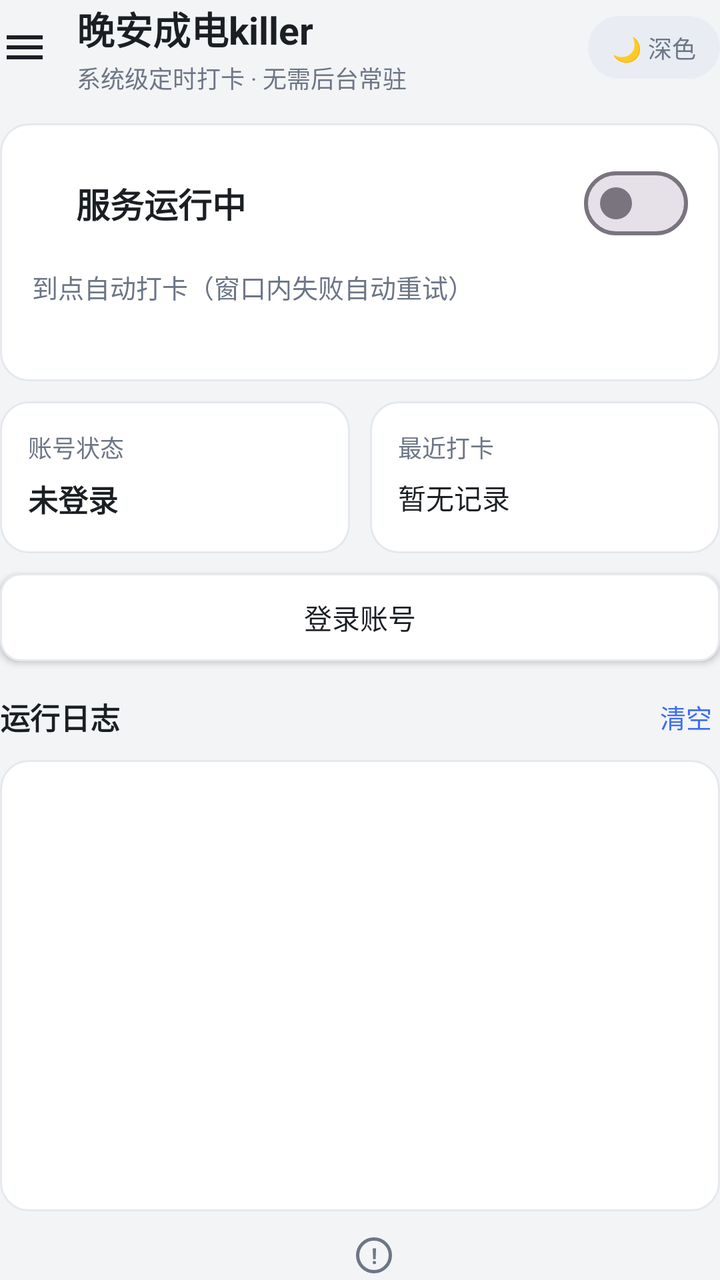
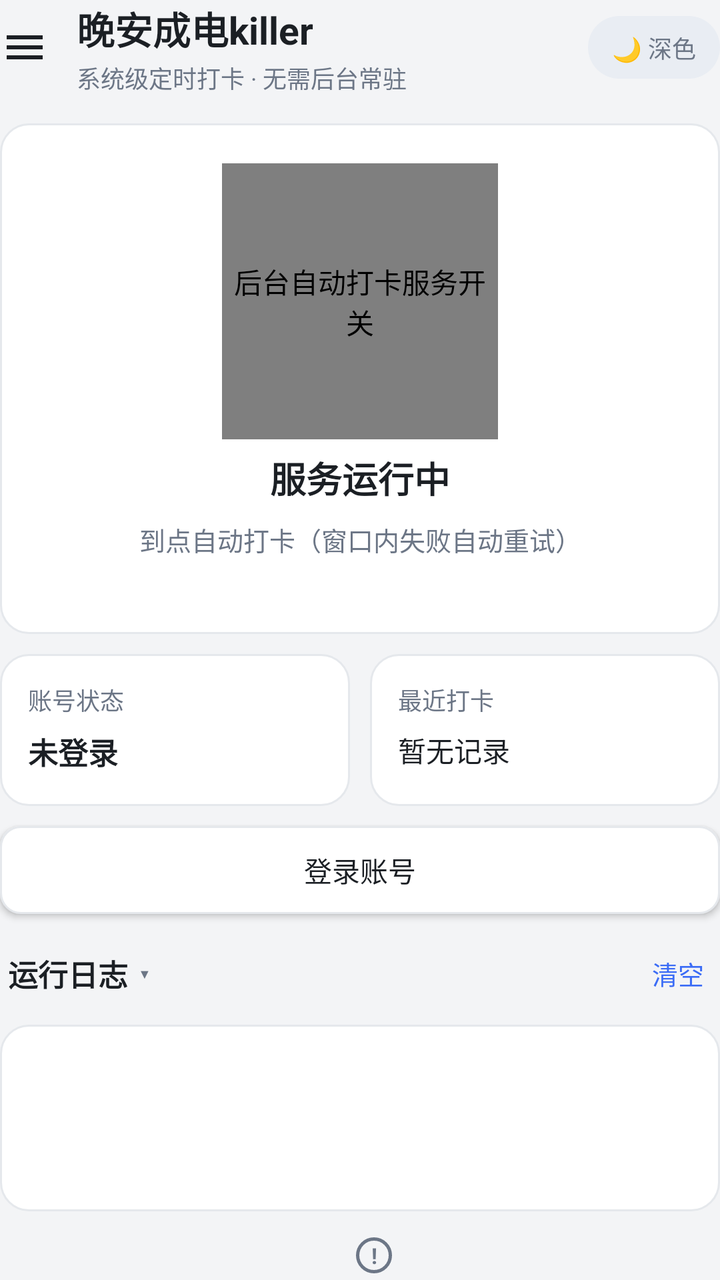

An Android layout rendered at two revisions. The XML below is the earlier revision; the diff shows what the commit changed to produce the second picture.
<!-- AndroidManifest.xml: application theme Theme.GNCheckin -->
<!-- res/layout/activity_main.xml -->
<?xml version="1.0" encoding="utf-8"?>
<androidx.drawerlayout.widget.DrawerLayout xmlns:android="http://schemas.android.com/apk/res/android"
    android:id="@+id/drawerLayout"
    android:layout_width="match_parent"
    android:layout_height="match_parent">

    
    <LinearLayout
        android:id="@+id/mainContent"
        android:layout_width="match_parent"
        android:layout_height="match_parent"
        android:animateLayoutChanges="true"
        android:background="@color/bg"
        android:orientation="vertical">

        
        <LinearLayout
            android:layout_width="match_parent"
            android:layout_height="wrap_content"
            android:gravity="center_vertical"
            android:orientation="horizontal">

            <ImageView
                android:id="@+id/btnMenu"
                android:layout_width="40dp"
                android:layout_height="40dp"
                android:layout_marginStart="-8dp"
                android:background="?attr/selectableItemBackgroundBorderless"
                android:contentDescription="@string/menu_cd"
                android:padding="8dp"
                android:src="@drawable/ic_menu" />

            <LinearLayout
                android:layout_width="0dp"
                android:layout_height="wrap_content"
                android:layout_marginStart="6dp"
                android:layout_weight="1"
                android:orientation="vertical">

                <TextView
                    android:layout_width="wrap_content"
                    android:layout_height="wrap_content"
                    android:text="@string/app_name"
                    android:textColor="@color/text_primary"
                    android:textSize="19sp"
                    android:textStyle="bold" />

                <TextView
                    android:layout_width="wrap_content"
                    android:layout_height="wrap_content"
                    android:layout_marginTop="2dp"
                    android:text="@string/dashboard_subtitle"
                    android:textColor="@color/text_secondary"
                    android:textSize="12sp" />
            </LinearLayout>

            <TextView
                android:id="@+id/btnTheme"
                android:layout_width="wrap_content"
                android:layout_height="wrap_content"
                android:background="@drawable/bg_pill"
                android:paddingStart="12dp"
                android:paddingTop="7dp"
                android:paddingEnd="12dp"
                android:paddingBottom="7dp"
                android:text="@string/theme_dark"
                android:textColor="@color/text_secondary"
                android:textSize="12sp" />
        </LinearLayout>

    
    <LinearLayout
        android:layout_width="match_parent"
        android:layout_height="wrap_content"
        android:layout_marginTop="14dp"
        android:background="@drawable/bg_card"
        android:orientation="vertical"
        android:padding="16dp">

        <LinearLayout
            android:layout_width="match_parent"
            android:layout_height="wrap_content"
            android:gravity="center_vertical"
            android:orientation="horizontal">

            <View
                android:id="@+id/dotStatus"
                android:layout_width="12dp"
                android:layout_height="12dp" />

            <TextView
                android:id="@+id/tvServiceTitle"
                android:layout_width="0dp"
                android:layout_height="wrap_content"
                android:layout_marginStart="10dp"
                android:layout_weight="1"
                android:text="@string/service_on_title"
                android:textColor="@color/text_primary"
                android:textSize="17sp"
                android:textStyle="bold" />

            <ProgressBar
                android:id="@+id/progressBusy"
                style="?android:attr/progressBarStyleSmall"
                android:layout_width="wrap_content"
                android:layout_height="wrap_content"
                android:layout_marginEnd="12dp"
                android:indeterminateTint="@color/accent"
                android:visibility="gone" />

            <com.google.android.material.materialswitch.MaterialSwitch
                android:id="@+id/switchService"
                android:layout_width="wrap_content"
                android:layout_height="wrap_content" />
        </LinearLayout>

        <TextView
            android:id="@+id/tvServiceSub"
            android:layout_width="match_parent"
            android:layout_height="wrap_content"
            android:layout_marginTop="8dp"
            android:text="@string/service_on_sub"
            android:textColor="@color/text_secondary"
            android:textSize="13sp" />

        <TextView
            android:id="@+id/tvNext"
            android:layout_width="match_parent"
            android:layout_height="wrap_content"
            android:layout_marginTop="4dp"
            android:textColor="@color/text_secondary"
            android:textSize="13sp" />
    </LinearLayout>

    
    <LinearLayout
        android:layout_width="match_parent"
        android:layout_height="wrap_content"
        android:layout_marginTop="10dp"
        android:orientation="horizontal">

        <LinearLayout
            android:id="@+id/cardAccount"
            android:layout_width="0dp"
            android:layout_height="match_parent"
            android:layout_weight="1"
            android:background="@drawable/bg_card"
            android:clickable="true"
            android:focusable="true"
            android:foreground="?attr/selectableItemBackground"
            android:minHeight="76dp"
            android:orientation="vertical"
            android:padding="14dp">

            <TextView
                android:layout_width="wrap_content"
                android:layout_height="wrap_content"
                android:text="@string/account_label"
                android:textColor="@color/text_secondary"
                android:textSize="12sp" />

            <TextView
                android:id="@+id/tvAccount"
                android:layout_width="wrap_content"
                android:layout_height="wrap_content"
                android:layout_marginTop="6dp"
                android:text="@string/not_logged"
                android:textColor="@color/text_primary"
                android:textSize="15sp"
                android:textStyle="bold" />
        </LinearLayout>

        <LinearLayout
            android:layout_width="0dp"
            android:layout_height="match_parent"
            android:layout_marginStart="10dp"
            android:layout_weight="1"
            android:background="@drawable/bg_card"
            android:minHeight="76dp"
            android:orientation="vertical"
            android:padding="14dp">

            <TextView
                android:layout_width="wrap_content"
                android:layout_height="wrap_content"
                android:text="@string/last_label"
                android:textColor="@color/text_secondary"
                android:textSize="12sp" />

            <TextView
                android:id="@+id/tvLast"
                android:layout_width="match_parent"
                android:layout_height="wrap_content"
                android:layout_marginTop="6dp"
                android:ellipsize="end"
                android:maxLines="2"
                android:text="@string/no_record"
                android:textColor="@color/text_primary"
                android:textSize="14sp" />
        </LinearLayout>
    </LinearLayout>

    

    
    <androidx.appcompat.widget.AppCompatButton
        android:id="@+id/btnLogin"
        android:layout_width="match_parent"
        android:layout_height="wrap_content"
        android:layout_marginTop="10dp"
        android:background="@drawable/bg_btn_secondary"
        android:elevation="0dp"
        android:minHeight="44dp"
        android:minWidth="0dp"
        android:text="@string/btn_login_text"
        android:textColor="@color/text_primary"
        android:textSize="14sp" />

    

    
    <LinearLayout
        android:layout_width="match_parent"
        android:layout_height="wrap_content"
        android:layout_marginTop="14dp"
        android:gravity="center_vertical"
        android:orientation="horizontal">

        <TextView
            android:layout_width="0dp"
            android:layout_height="wrap_content"
            android:layout_weight="1"
            android:text="@string/log_section"
            android:textColor="@color/text_primary"
            android:textSize="15sp"
            android:textStyle="bold" />

        <TextView
            android:id="@+id/btnClearLog"
            android:layout_width="wrap_content"
            android:layout_height="wrap_content"
            android:padding="4dp"
            android:text="@string/log_clear"
            android:textColor="@color/accent"
            android:textSize="13sp" />
    </LinearLayout>

    <LinearLayout
        android:layout_width="match_parent"
        android:layout_height="0dp"
        android:layout_marginTop="8dp"
        android:layout_weight="1"
        android:background="@drawable/bg_card"
        android:orientation="vertical"
        android:padding="12dp">

        <ScrollView
            android:id="@+id/scrollConsole"
            android:layout_width="match_parent"
            android:layout_height="0dp"
            android:layout_weight="1"
            android:scrollbars="vertical">

            <TextView
                android:id="@+id/tvConsole"
                android:layout_width="match_parent"
                android:layout_height="wrap_content"
                android:lineSpacingExtra="4dp"
                android:textColor="@color/console_text"
                android:textIsSelectable="true"
                android:textSize="12sp" />
        </ScrollView>
    </LinearLayout>

    
    <LinearLayout
        android:layout_width="match_parent"
        android:layout_height="wrap_content"
        android:layout_marginTop="10dp"
        android:gravity="center"
        android:orientation="horizontal">

        <TextView
            android:id="@+id/tvVersion"
            android:layout_width="wrap_content"
            android:layout_height="wrap_content"
            android:padding="4dp"
            android:textColor="@color/text_secondary"
            android:textSize="12sp" />

        <TextView
            android:id="@+id/btnAbout"
            android:layout_width="18dp"
            android:layout_height="18dp"
            android:layout_marginStart="6dp"
            android:background="@drawable/bg_icon_circle"
            android:contentDescription="@string/about_cd"
            android:foreground="?attr/selectableItemBackgroundBorderless"
            android:gravity="center"
            android:text="!"
            android:textColor="@color/text_secondary"
            android:textSize="11sp"
            android:textStyle="bold" />
    </LinearLayout>
    </LinearLayout>

    
    <LinearLayout
        android:id="@+id/drawerPanel"
        android:layout_width="280dp"
        android:layout_height="match_parent"
        android:layout_gravity="start"
        android:background="@color/card"
        android:orientation="vertical">

        <LinearLayout
            android:layout_width="match_parent"
            android:layout_height="wrap_content"
            android:orientation="vertical"
            android:paddingStart="20dp"
            android:paddingTop="22dp"
            android:paddingEnd="20dp"
            android:paddingBottom="16dp">

            <TextView
                android:layout_width="wrap_content"
                android:layout_height="wrap_content"
                android:text="@string/app_name"
                android:textColor="@color/text_primary"
                android:textSize="18sp"
                android:textStyle="bold" />

            <TextView
                android:layout_width="wrap_content"
                android:layout_height="wrap_content"
                android:layout_marginTop="4dp"
                android:text="@string/drawer_subtitle"
                android:textColor="@color/text_secondary"
                android:textSize="12sp" />
        </LinearLayout>

        <View
            android:layout_width="match_parent"
            android:layout_height="1dp"
            android:background="@color/card_stroke" />

        

        
        <LinearLayout
            android:id="@+id/menuWindow"
            android:layout_width="match_parent"
            android:layout_height="wrap_content"
            android:background="?attr/selectableItemBackground"
            android:clickable="true"
            android:focusable="true"
            android:orientation="vertical"
            android:paddingStart="20dp"
            android:paddingTop="12dp"
            android:paddingEnd="20dp"
            android:paddingBottom="12dp">

            <TextView
                android:layout_width="wrap_content"
                android:layout_height="wrap_content"
                android:text="@string/drawer_window"
                android:textColor="@color/text_primary"
                android:textSize="14sp" />

            <TextView
                android:id="@+id/tvDrawerWindow"
                android:layout_width="wrap_content"
                android:layout_height="wrap_content"
                android:layout_marginTop="2dp"
                android:textColor="@color/text_secondary"
                android:textSize="12sp" />
        </LinearLayout>

        
        <TextView
            android:id="@+id/menuLocation"
            android:layout_width="match_parent"
            android:layout_height="wrap_content"
            android:background="?attr/selectableItemBackground"
            android:clickable="true"
            android:focusable="true"
            android:paddingStart="20dp"
            android:paddingTop="14dp"
            android:paddingEnd="20dp"
            android:paddingBottom="14dp"
            android:text="@string/location_card_title"
            android:textColor="@color/text_primary"
            android:textSize="14sp" />

        
        <TextView
            android:id="@+id/menuPerms"
            android:layout_width="match_parent"
            android:layout_height="wrap_content"
            android:background="?attr/selectableItemBackground"
            android:clickable="true"
            android:focusable="true"
            android:paddingStart="20dp"
            android:paddingTop="14dp"
            android:paddingEnd="20dp"
            android:paddingBottom="14dp"
            android:text="@string/btn_perms_text"
            android:textColor="@color/text_primary"
            android:textSize="14sp" />

        
        <TextView
            android:id="@+id/menuTest"
            android:layout_width="match_parent"
            android:layout_height="wrap_content"
            android:background="?attr/selectableItemBackground"
            android:clickable="true"
            android:focusable="true"
            android:paddingStart="20dp"
            android:paddingTop="14dp"
            android:paddingEnd="20dp"
            android:paddingBottom="14dp"
            android:text="@string/btn_test_text"
            android:textColor="@color/text_primary"
            android:textSize="14sp" />

        
    </LinearLayout>
</androidx.drawerlayout.widget.DrawerLayout>
<!-- resources referenced by this layout -->
<resources>
  <color name="accent">#3B6CF6</color>
  <color name="bg">#F3F4F6</color>
  <color name="card">#FFFFFF</color>
  <color name="card_stroke">#E5E8EC</color>
  <color name="console_text">#4B5563</color>
  <color name="text_primary">#1B1F24</color>
  <color name="text_secondary">#6C7686</color>
  <!-- drawable bg_btn_secondary (drawable) -->
  <?xml version="1.0" encoding="utf-8"?>
  <ripple xmlns:android="http://schemas.android.com/apk/res/android"
      android:color="#33000000">
      <item>
          <shape android:shape="rectangle">
              <solid android:color="@color/card" />
              <stroke
                  android:width="1dp"
                  android:color="@color/card_stroke" />
              <corners android:radius="10dp" />
          </shape>
      </item>
  </ripple>
  <!-- drawable bg_card (drawable) -->
  <?xml version="1.0" encoding="utf-8"?>
  <shape xmlns:android="http://schemas.android.com/apk/res/android"
      android:shape="rectangle">
      <solid android:color="@color/card" />
      <stroke
          android:width="1dp"
          android:color="@color/card_stroke" />
      <corners android:radius="14dp" />
  </shape>
  <!-- drawable bg_icon_circle (drawable) -->
  <?xml version="1.0" encoding="utf-8"?>
  <shape xmlns:android="http://schemas.android.com/apk/res/android"
      android:shape="oval">
      <stroke
          android:width="1.5dp"
          android:color="@color/text_secondary" />
  </shape>
  <!-- drawable bg_pill (drawable) -->
  <?xml version="1.0" encoding="utf-8"?>
  <shape xmlns:android="http://schemas.android.com/apk/res/android"
      android:shape="rectangle">
      <solid android:color="@color/pill_bg" />
      <corners android:radius="18dp" />
  </shape>
  <!-- drawable ic_menu (drawable) -->
  <?xml version="1.0" encoding="utf-8"?>
  <vector xmlns:android="http://schemas.android.com/apk/res/android"
      android:width="24dp"
      android:height="24dp"
      android:viewportWidth="24"
      android:viewportHeight="24">
      <path
          android:fillColor="@color/text_primary"
          android:pathData="M3,6h18v2H3zM3,11h18v2H3zM3,16h18v2H3z" />
  </vector>
  <string name="about_cd">应用介绍</string>
  <string name="account_label">账号状态</string>
  <string name="app_name">晚安成电killer</string>
  <string name="btn_login_text">登录账号</string>
  <string name="btn_perms_text">权限检查</string>
  <string name="btn_test_text">测试打卡</string>
  <string name="dashboard_subtitle">系统级定时打卡 · 无需后台常驻</string>
  <string name="drawer_subtitle">晚安成电 · 自动打卡助手</string>
  <string name="drawer_window">调整时间窗口</string>
  <string name="last_label">最近打卡</string>
  <string name="location_card_title">脚本定位</string>
  <string name="log_clear">清空</string>
  <string name="log_section">运行日志</string>
  <string name="menu_cd">菜单</string>
  <string name="no_record">暂无记录</string>
  <string name="not_logged">未登录</string>
  <string name="service_on_sub">到点自动打卡（窗口内失败自动重试）</string>
  <string name="service_on_title">服务运行中</string>
  <string name="theme_dark">🌙 深色</string>
  <style name="Theme.GNCheckin" parent="Theme.Material3.DayNight.NoActionBar">
          <item name="colorPrimary">@color/accent</item>
          <item name="colorOnPrimary">@color/accent_text</item>
          <item name="colorSecondary">@color/accent</item>
      </style>
  <color name="pill_bg">#E9EDF3</color>
  <color name="accent_text">#FFFFFF</color>
</resources>

<!-- the commit's change to res/layout/activity_main.xml (unified diff, before → after) -->
@@ -74,51 +74,45 @@
         android:layout_height="wrap_content"
         android:layout_marginTop="14dp"
         android:background="@drawable/bg_card"
+        android:gravity="center_horizontal"
         android:orientation="vertical"
         android:padding="16dp">
 
-        <LinearLayout
-            android:layout_width="match_parent"
-            android:layout_height="wrap_content"
-            android:gravity="center_vertical"
-            android:orientation="horizontal">
-
-            <View
-                android:id="@+id/dotStatus"
-                android:layout_width="12dp"
-                android:layout_height="12dp" />
-
-            <TextView
-                android:id="@+id/tvServiceTitle"
-                android:layout_width="0dp"
-                android:layout_height="wrap_content"
-                android:layout_marginStart="10dp"
-                android:layout_weight="1"
-                android:text="@string/service_on_title"
-                android:textColor="@color/text_primary"
-                android:textSize="17sp"
-                android:textStyle="bold" />
-
-            <ProgressBar
-                android:id="@+id/progressBusy"
-                style="?android:attr/progressBarStyleSmall"
-                android:layout_width="wrap_content"
-                android:layout_height="wrap_content"
-                android:layout_marginEnd="12dp"
-                android:indeterminateTint="@color/accent"
-                android:visibility="gone" />
-
-            <com.google.android.material.materialswitch.MaterialSwitch
-                android:id="@+id/switchService"
-                android:layout_width="wrap_content"
-                android:layout_height="wrap_content" />
-        </LinearLayout>
+        
+
+        
+        <com.gnuestc.checkin.PowerToggleView
+            android:id="@+id/powerToggle"
+            android:layout_width="138dp"
+            android:layout_height="138dp"
+            android:layout_marginTop="4dp"
+            android:contentDescription="@string/power_toggle_cd" />
+
+        <ProgressBar
+            android:id="@+id/progressBusy"
+            style="?android:attr/progressBarStyleSmall"
+            android:layout_width="wrap_content"
+            android:layout_height="wrap_content"
+            android:layout_marginTop="8dp"
+            android:indeterminateTint="@color/accent"
+            android:visibility="gone" />
+
+        <TextView
+            android:id="@+id/tvServiceTitle"
+            android:layout_width="wrap_content"
+            android:layout_height="wrap_content"
+            android:layout_marginTop="6dp"
+            android:text="@string/service_on_title"
+            android:textColor="@color/text_primary"
+            android:textSize="18sp"
+            android:textStyle="bold" />
 
         <TextView
             android:id="@+id/tvServiceSub"
             android:layout_width="match_parent"
             android:layout_height="wrap_content"
             android:layout_marginTop="8dp"
+            android:gravity="center"
             android:text="@string/service_on_sub"
             android:textColor="@color/text_secondary"
             android:textSize="13sp" />
@@ -128,8 +122,11 @@
             android:layout_width="match_parent"
             android:layout_height="wrap_content"
             android:layout_marginTop="4dp"
+            android:gravity="center"
             android:textColor="@color/text_secondary"
             android:textSize="13sp" />
+
+        
     </LinearLayout>
 
     
@@ -220,22 +217,40 @@
 
     
     <LinearLayout
+        android:id="@+id/logHeader"
         android:layout_width="match_parent"
         android:layout_height="wrap_content"
-        android:layout_marginTop="14dp"
+        android:layout_marginTop="12dp"
+        android:background="?attr/selectableItemBackground"
+        android:clickable="true"
+        android:focusable="true"
         android:gravity="center_vertical"
-        android:orientation="horizontal">
-
-        <TextView
-            android:layout_width="0dp"
-            android:layout_height="wrap_content"
-            android:layout_weight="1"
+        android:orientation="horizontal"
+        android:padding="4dp">
+
+        <TextView
+            android:layout_width="wrap_content"
+            android:layout_height="wrap_content"
             android:text="@string/log_section"
             android:textColor="@color/text_primary"
             android:textSize="15sp"
             android:textStyle="bold" />
 
         <TextView
+            android:id="@+id/tvLogToggle"
+            android:layout_width="wrap_content"
+            android:layout_height="wrap_content"
+            android:layout_marginStart="6dp"
+            android:text="@string/log_collapse_arrow"
+            android:textColor="@color/text_secondary"
+            android:textSize="13sp" />
+
+        <Space
+            android:layout_width="0dp"
+            android:layout_height="1dp"
+            android:layout_weight="1" />
+
+        <TextView
             android:id="@+id/btnClearLog"
             android:layout_width="wrap_content"
             android:layout_height="wrap_content"
@@ -246,6 +261,7 @@
     </LinearLayout>
 
     <LinearLayout
+        android:id="@+id/logCard"
         android:layout_width="match_parent"
         android:layout_height="0dp"
         android:layout_marginTop="8dp"
@@ -271,6 +287,14 @@
                 android:textSize="12sp" />
         </ScrollView>
     </LinearLayout>
+
+    
+    <Space
+        android:id="@+id/spacerBottom"
+        android:layout_width="match_parent"
+        android:layout_height="0dp"
+        android:layout_weight="1"
+        android:visibility="gone" />
 
     
     <LinearLayout
<!-- resource entries referenced after the edit -->
@@ -69,10 +69,12 @@
   <string name="last_label">最近打卡</string>
   <string name="location_card_title">脚本定位</string>
   <string name="log_clear">清空</string>
+  <string name="log_collapse_arrow">▾</string>
   <string name="log_section">运行日志</string>
   <string name="menu_cd">菜单</string>
   <string name="no_record">暂无记录</string>
   <string name="not_logged">未登录</string>
+  <string name="power_toggle_cd">后台自动打卡服务开关</string>
   <string name="service_on_sub">到点自动打卡（窗口内失败自动重试）</string>
   <string name="service_on_title">服务运行中</string>
   <string name="theme_dark">🌙 深色</string>
